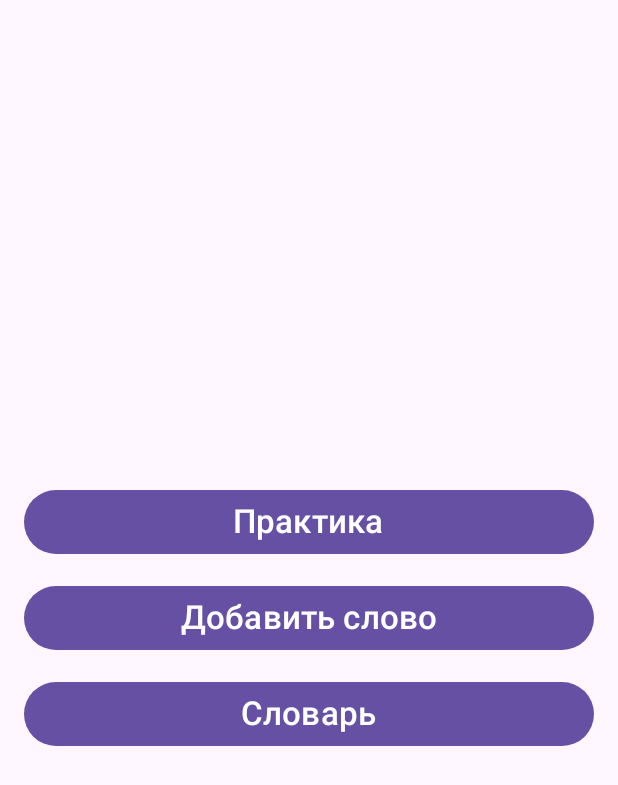
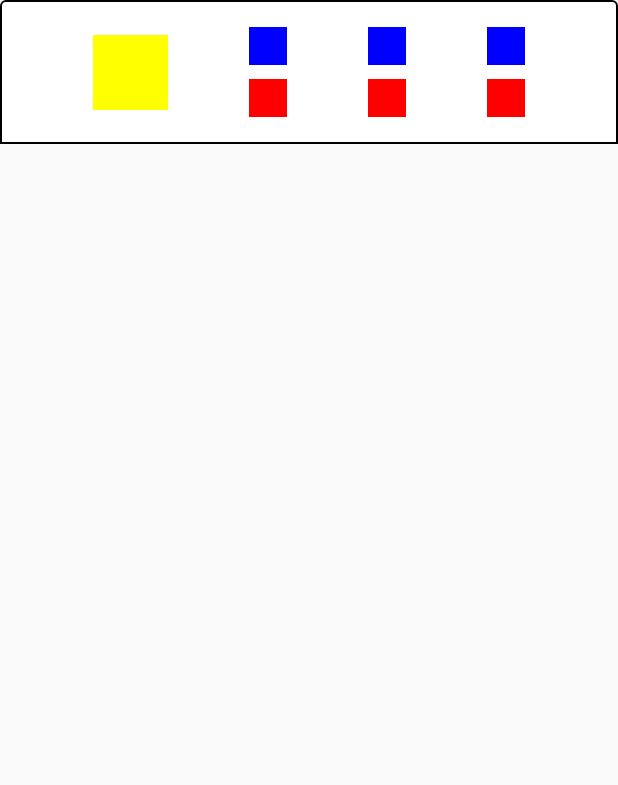
Before and after one commit to SergeiKrainyukov/MyFavoriteDictionary, an Android app built with Jetpack Compose: the screen it shows after launch (MainActivity), on a phone screen of 412 x 824 dp. Shown: the top 785 px of the screen. Run offline under Robolectric (Android 15) with nearby library versions, the phone set to English and light mode, and no system bars; our stand-ins replace Room's generated code.

Commit message:
Card test

```diff
--- a/app/src/main/java/com/sergeikrainyukov/myfavoritedictionary/ui/MainActivity.kt
+++ b/app/src/main/java/com/sergeikrainyukov/myfavoritedictionary/ui/MainActivity.kt
@@ -48,18 +48,19 @@ class MainActivity : ComponentActivity() {
         )[DictionaryScreenViewModel::class.java]
 
         setContent {
-            MyFavoriteDictionaryTheme {
-                Surface(
-                    modifier = Modifier.fillMaxSize(),
-                    color = MaterialTheme.colorScheme.background
-                ) {
-                    App(
-                        practiceScreenViewModel = practiceScreenViewModel,
-                        addWordScreenViewModel = addWordScreenViewModel,
-                        dictionaryScreenViewModel = dictionaryScreenViewModel
-                    )
-                }
-            }
+//            MyFavoriteDictionaryTheme {
+//                Surface(
+//                    modifier = Modifier.fillMaxSize(),
+//                    color = MaterialTheme.colorScheme.background
+//                ) {
+//                    App(
+//                        practiceScreenViewModel = practiceScreenViewModel,
+//                        addWordScreenViewModel = addWordScreenViewModel,
+//                        dictionaryScreenViewModel = dictionaryScreenViewModel
+//                    )
+                    TestScreen2()
+//                }
+//            }
         }
     }
 }
--- /dev/null
+++ b/app/src/main/java/com/sergeikrainyukov/myfavoritedictionary/ui/TestScreen.kt
@@ -0,0 +1,109 @@
+package com.sergeikrainyukov.myfavoritedictionary.ui
+
+import androidx.compose.foundation.BorderStroke
+import androidx.compose.foundation.background
+import androidx.compose.foundation.border
+import androidx.compose.foundation.layout.Arrangement
+import androidx.compose.foundation.layout.Box
+import androidx.compose.foundation.layout.Column
+import androidx.compose.foundation.layout.Row
+import androidx.compose.foundation.layout.fillMaxHeight
+import androidx.compose.foundation.layout.fillMaxSize
+import androidx.compose.foundation.layout.fillMaxWidth
+import androidx.compose.foundation.layout.height
+import androidx.compose.foundation.layout.padding
+import androidx.compose.foundation.layout.size
+import androidx.compose.foundation.shape.RoundedCornerShape
+import androidx.compose.material3.Card
+import androidx.compose.material3.CardColors
+import androidx.compose.material3.CardDefaults
+import androidx.compose.material3.Text
+import androidx.compose.runtime.Composable
+import androidx.compose.ui.Alignment
+import androidx.compose.ui.Modifier
+import androidx.compose.ui.graphics.Color
+import androidx.compose.ui.tooling.preview.Preview
+import androidx.compose.ui.unit.dp
+import com.sergeikrainyukov.myfavoritedictionary.ui.theme.MyFavoriteDictionaryTheme
+
+@Composable
+fun TestScreen() {
+    Column(
+        modifier = Modifier
+            .fillMaxSize()
+    ) {
+        for (i in 1..9)
+            Row(
+                modifier = Modifier
+                    .fillMaxWidth()
+                    .weight(1f)
+            ) {
+                for (j in 1..9)
+                    Box(
+                        modifier = Modifier
+                            .fillMaxHeight()
+                            .weight(1f)
+                            .border(width = 1.dp, color = Color.DarkGray)
+                            .background(color = if (j % 2 == 0 && i % 2 == 0 || j % 2 != 0 && i % 2 != 0) Color.Yellow else Color.White),
+                        contentAlignment = Alignment.Center
+                    ) {
+                        Text(text = "${j * i}")
+                    }
+            }
+    }
+}
+
+@Composable
+fun TestScreen2() {
+    Card(
+        shape = RoundedCornerShape(topStart = 4.dp, topEnd = 4.dp),
+        border = BorderStroke(1.dp, Color.Black),
+        colors = CardDefaults.cardColors(containerColor = Color.White)
+    ) {
+        Row(
+            modifier = Modifier
+                .fillMaxWidth()
+                .padding(8.dp),
+            horizontalArrangement = Arrangement.SpaceEvenly,
+            verticalAlignment = Alignment.CenterVertically
+        ) {
+            Box(
+                modifier = Modifier
+                    .size(50.dp)
+                    .background(color = Color.Yellow)
+            )
+            TwoBoxes()
+            TwoBoxes()
+            TwoBoxes()
+        }
+    }
+}
+
+@Composable
+private fun TwoBoxes() {
+    Column(
+        modifier = Modifier.height(80.dp),
+        verticalArrangement = Arrangement.SpaceEvenly,
+        horizontalAlignment = Alignment.CenterHorizontally
+    ) {
+        Box(
+            modifier = Modifier
+                .size(25.dp)
+                .background(color = Color.Blue)
+        )
+        Box(
+            modifier = Modifier
+                .size(25.dp)
+                .background(color = Color.Red)
+        )
+    }
+}
+
+
+@Preview(showBackground = true)
+@Composable
+fun MenuScreenPreview() {
+    MyFavoriteDictionaryTheme {
+        TestScreen2()
+    }
+}
```
